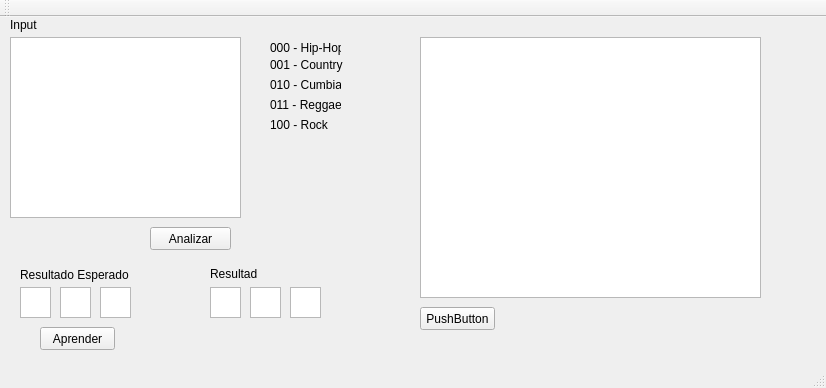
Before: the Qt Designer form mainwindow.ui in fjimenez1999/tp4-progra2, drawn with Qt 5.
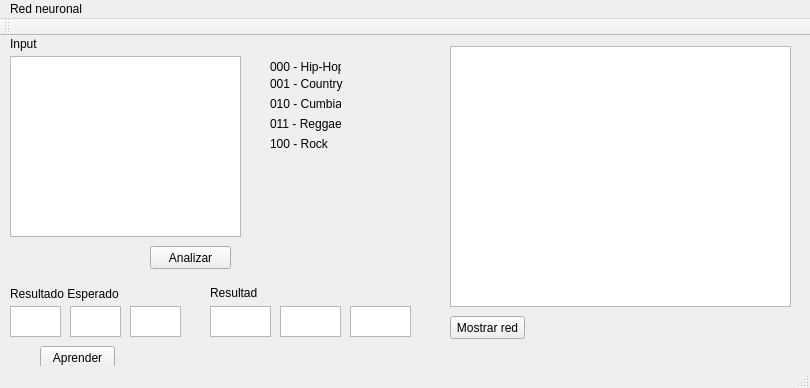
After: the same form once the commit is applied.

Patch:
```diff
--- a/mainwindow.ui
+++ b/mainwindow.ui
@@ -6,10 +6,22 @@
    <rect>
     <x>0</x>
     <y>0</y>
-    <width>826</width>
+    <width>810</width>
     <height>388</height>
    </rect>
   </property>
+  <property name="minimumSize">
+   <size>
+    <width>810</width>
+    <height>388</height>
+   </size>
+  </property>
+  <property name="maximumSize">
+   <size>
+    <width>810</width>
+    <height>388</height>
+   </size>
+  </property>
   <property name="windowTitle">
    <string>MainWindow</string>
   </property>
@@ -131,9 +143,9 @@
    <widget class="QTextEdit" name="textEdit_3">
     <property name="geometry">
      <rect>
-      <x>20</x>
+      <x>10</x>
       <y>270</y>
-      <width>31</width>
+      <width>51</width>
       <height>31</height>
      </rect>
     </property>
@@ -141,7 +153,7 @@
    <widget class="QLabel" name="label_8">
     <property name="geometry">
      <rect>
-      <x>20</x>
+      <x>10</x>
       <y>250</y>
       <width>121</width>
       <height>16</height>
@@ -154,9 +166,9 @@
    <widget class="QTextEdit" name="textEdit_4">
     <property name="geometry">
      <rect>
-      <x>60</x>
+      <x>70</x>
       <y>270</y>
-      <width>31</width>
+      <width>51</width>
       <height>31</height>
      </rect>
     </property>
@@ -164,9 +176,9 @@
    <widget class="QTextEdit" name="textEdit_5">
     <property name="geometry">
      <rect>
-      <x>100</x>
+      <x>130</x>
       <y>270</y>
-      <width>31</width>
+      <width>51</width>
       <height>31</height>
      </rect>
     </property>
@@ -176,7 +188,7 @@
      <rect>
       <x>210</x>
       <y>270</y>
-      <width>31</width>
+      <width>61</width>
       <height>31</height>
      </rect>
     </property>
@@ -184,9 +196,9 @@
    <widget class="QTextEdit" name="textEdit_10">
     <property name="geometry">
      <rect>
-      <x>250</x>
+      <x>280</x>
       <y>270</y>
-      <width>31</width>
+      <width>61</width>
       <height>31</height>
      </rect>
     </property>
@@ -194,9 +206,9 @@
    <widget class="QTextEdit" name="textEdit_12">
     <property name="geometry">
      <rect>
-      <x>290</x>
+      <x>350</x>
       <y>270</y>
-      <width>31</width>
+      <width>61</width>
       <height>31</height>
      </rect>
     </property>
@@ -217,8 +229,8 @@
    <widget class="QTextEdit" name="textEdit_2">
     <property name="geometry">
      <rect>
-      <x>420</x>
-      <y>20</y>
+      <x>450</x>
+      <y>10</y>
       <width>341</width>
       <height>261</height>
      </rect>
@@ -227,14 +239,14 @@
    <widget class="QPushButton" name="pushButton_3">
     <property name="geometry">
      <rect>
-      <x>420</x>
-      <y>290</y>
+      <x>450</x>
+      <y>280</y>
       <width>75</width>
       <height>23</height>
      </rect>
     </property>
     <property name="text">
-     <string>PushButton</string>
+     <string>Mostrar red</string>
     </property>
    </widget>
   </widget>
@@ -243,10 +255,16 @@
     <rect>
      <x>0</x>
      <y>0</y>
-     <width>826</width>
+     <width>810</width>
      <height>21</height>
     </rect>
    </property>
+   <widget class="QMenu" name="menuRed_neuronal">
+    <property name="title">
+     <string>Red neuronal</string>
+    </property>
+   </widget>
+   <addaction name="menuRed_neuronal"/>
   </widget>
   <widget class="QToolBar" name="mainToolBar">
    <attribute name="toolBarArea">
```
